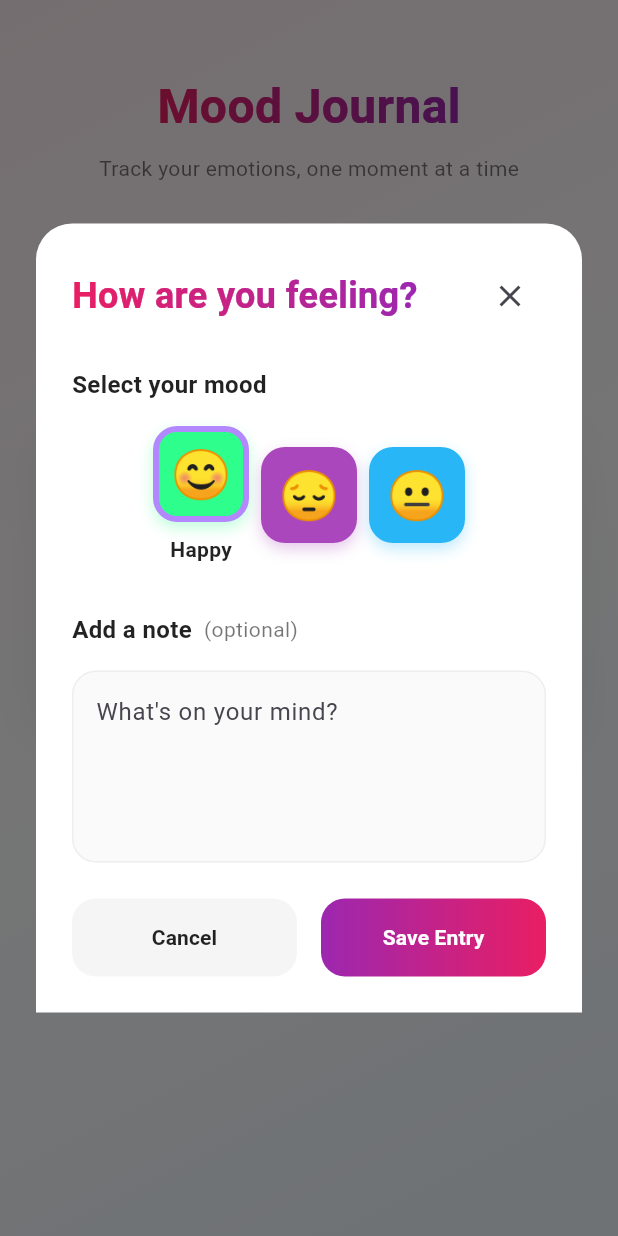
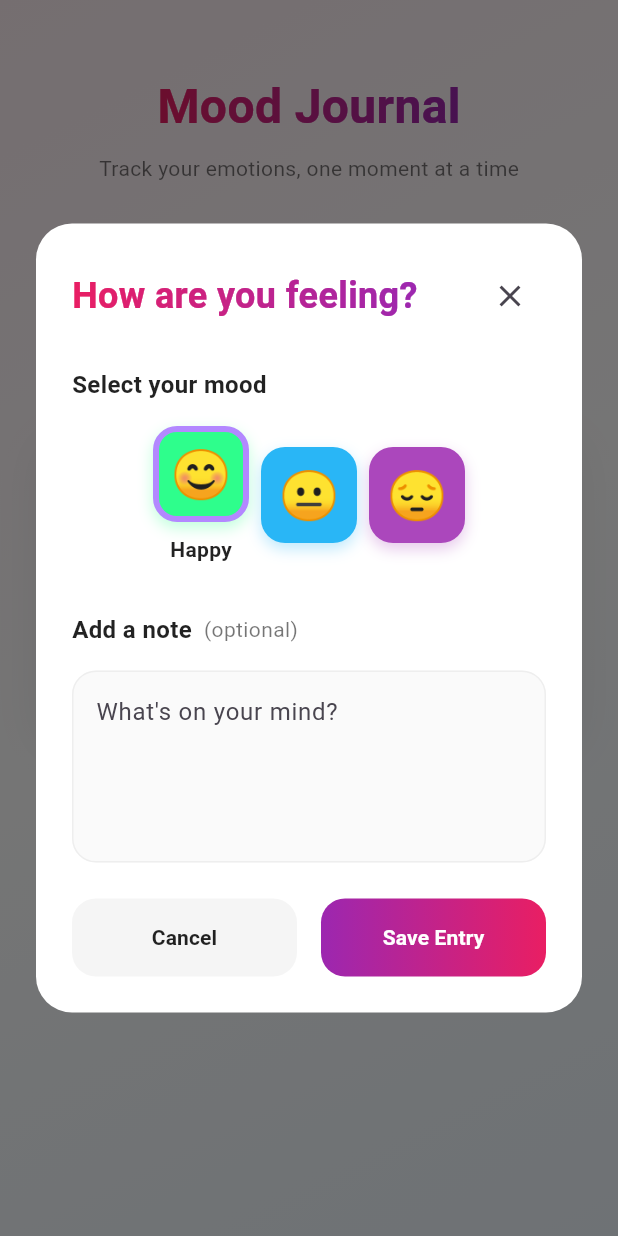
Before and after one commit to root458/mood_tracker, a Flutter app: the screen it shows after launch, after a tap on an icon or button, on a phone screen of 412 x 824 dp. Run offline on Flutter 3.47's test engine with Material 3 defaults, Android fonts, the phone set to English and light mode, and no system bars; our stand-ins replace bloc, freezed_annotation, hive_ce, hive_ce_flutter; accounts and stored records are empty; generated files the repository leaves out were written again.

Commit message:
Resize dialog, adjust order of moods

```diff
--- a/lib/mood_tracker/data/data.dart
+++ b/lib/mood_tracker/data/data.dart
@@ -7,8 +7,8 @@ part 'data.freezed.dart';
 
 enum Mood {
   happy,
+  neutral,
   sad,
-  neutral,
 }
 
 @freezed
--- a/lib/mood_tracker/view/widgets/log_mood_dialog.dart
+++ b/lib/mood_tracker/view/widgets/log_mood_dialog.dart
@@ -30,12 +30,13 @@ class _LogMoodDialogState extends State<LogMoodDialog> {
   @override
   Widget build(BuildContext context) {
     return Container(
+      constraints: const BoxConstraints(maxWidth: 380),
       padding: EdgeInsets.only(
         bottom: MediaQuery.of(context).viewInsets.bottom,
       ),
-      decoration: const BoxDecoration(
+      decoration: BoxDecoration(
         color: Colors.white,
-        borderRadius: BorderRadius.vertical(top: Radius.circular(24)),
+        borderRadius: BorderRadius.circular(24),
       ),
       child: SafeArea(
         child: Padding(
```
Also changed, not shown: lib/mood_tracker/data/data.g.dart.
